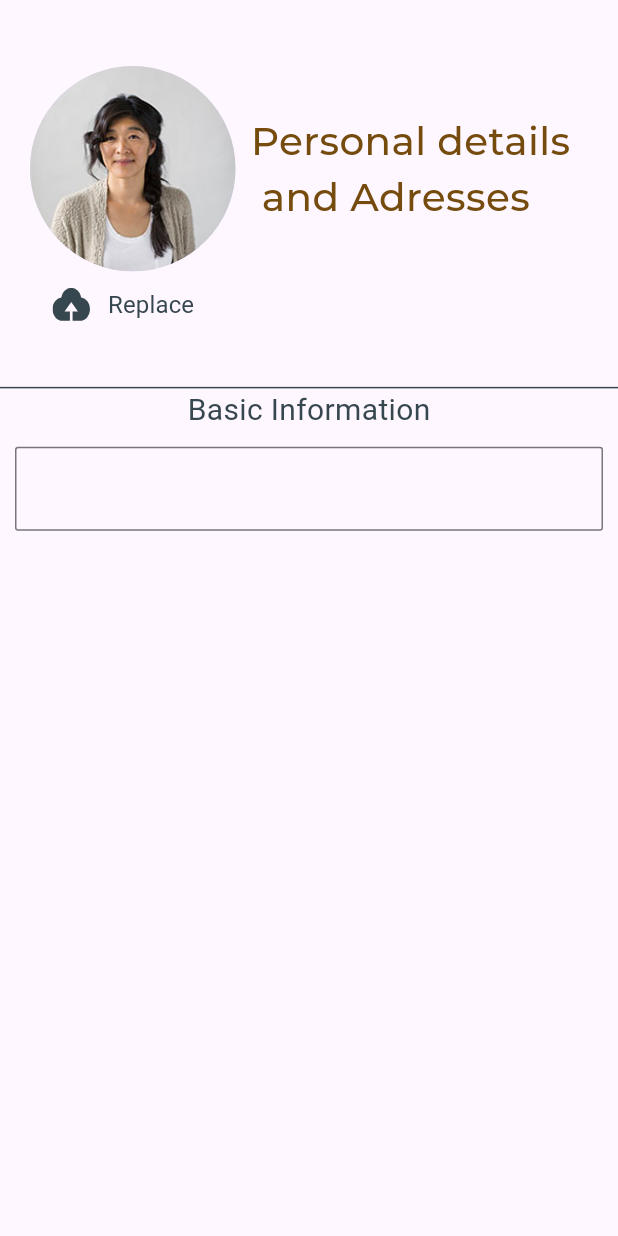
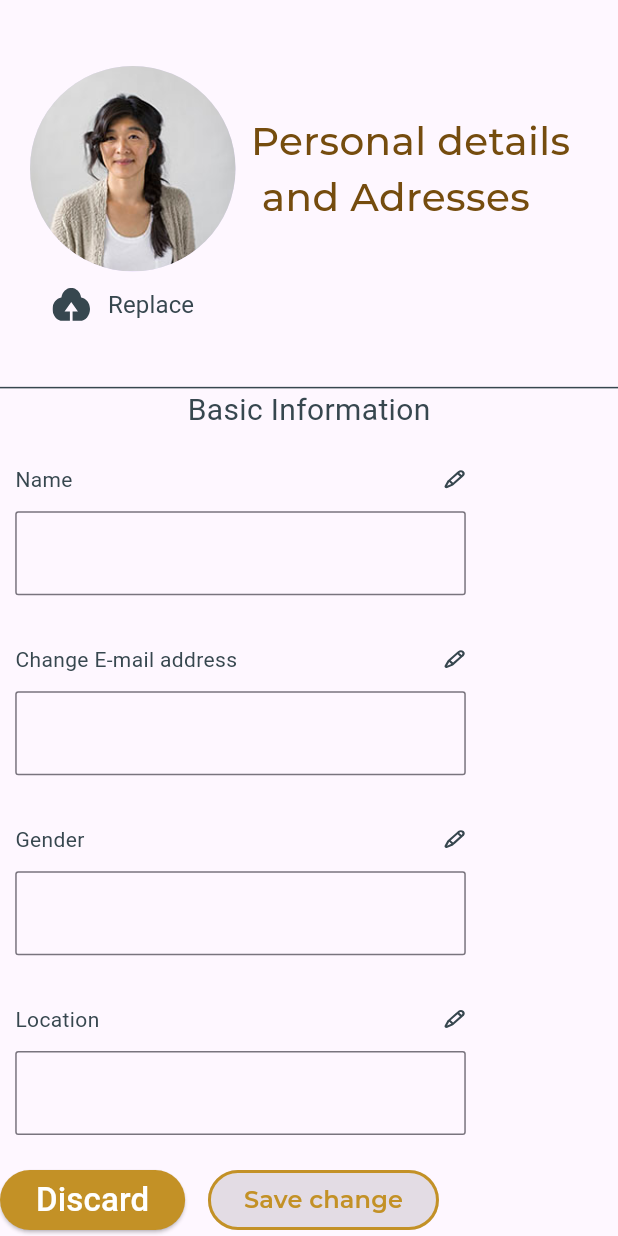
Before and after one commit to yousefali55/Awad, a Flutter app: the screen it shows after launch, after a tap on an icon or button, on a phone screen of 412 x 824 dp. Run offline on Flutter 3.47's test engine with Material 3 defaults, Android fonts, the phone set to English and light mode, and no system bars; our stand-ins replace flutter_screenutil, flutter_svg, google_fonts; Roboto replaces fonts that are missing (Cairo, Changa).

Commit message:
project Done

```diff
--- /dev/null
+++ b/lib/multible_widgets/two_buttons_in_two_screens.dart
@@ -0,0 +1,55 @@
+import 'package:awadproject/spacing/spacing.dart';
+import 'package:awadproject/theming/colors_manager.dart';
+import 'package:flutter/material.dart';
+import 'package:google_fonts/google_fonts.dart';
+
+class TwoButtonsInTwoScreens extends StatelessWidget {
+  final void Function()? onPressedDiscared;
+  final void Function()? onPressedSaved;
+  const TwoButtonsInTwoScreens({
+    super.key, this.onPressedDiscared, this.onPressedSaved,
+  });
+
+  @override
+  Widget build(BuildContext context) {
+    return Row(
+      children: [
+        ElevatedButton(
+          style: ElevatedButton.styleFrom(
+            backgroundColor: ColorsManager.brown,
+          ),
+          onPressed: onPressedDiscared,
+          child: Text(
+            'Discard',
+            style: GoogleFonts.cairo(
+              fontSize: 22,
+              fontWeight: FontWeight.w500,
+              color: ColorsManager.white,
+            ),
+          ),
+        ),
+        widthSpace(30),
+        ElevatedButton(
+          style: ElevatedButton.styleFrom(
+            shape: RoundedRectangleBorder(
+              side: const BorderSide(
+                width: 2,
+                color: ColorsManager.brown
+              ),
+              borderRadius: BorderRadius.circular(60)
+            ),
+          ),
+          onPressed: onPressedSaved,
+          child: Text(
+            'Save change',
+            style: GoogleFonts.montserrat(
+              color: ColorsManager.brown,
+              fontSize: 16,
+              fontWeight: FontWeight.w600,
+            ),
+          ),
+        )
+      ],
+    );
+  }
+}
--- a/lib/theming/colors_manager.dart
+++ b/lib/theming/colors_manager.dart
@@ -5,4 +5,5 @@ class ColorsManager{
   static const Color darkBrown = Color(0xFF754C0E);
   static const Color offWhite = Color(0xFFBDBDBD);
   static const Color navyBlue = Color(0xFF37474F);
+  static const Color white = Color(0xFFFFFFFF);
 }
--- a/lib/views/personal_register/personal_register.dart
+++ b/lib/views/personal_register/personal_register.dart
@@ -1,13 +1,31 @@
-import 'package:awadproject/spacing/spacing.dart';
-import 'package:awadproject/theming/colors_manager.dart';
-import 'package:awadproject/views/personal_register/widgets/custon_text_form_field.dart';
+// ignore_for_file: public_member_api_docs, sort_constructors_first
+import 'package:awadproject/multible_widgets/two_buttons_in_two_screens.dart';
+import 'package:awadproject/views/security/security.dart';
 import 'package:flutter/material.dart';
 import 'package:flutter/widgets.dart';
 import 'package:flutter_svg/flutter_svg.dart';
 import 'package:google_fonts/google_fonts.dart';
 
+import 'package:awadproject/spacing/spacing.dart';
+import 'package:awadproject/theming/colors_manager.dart';
+import 'package:awadproject/views/personal_register/widgets/custon_text_form_field.dart';
+
 class PersonlaRegister extends StatelessWidget {
-  const PersonlaRegister({super.key});
+  List<String> textfields = [
+    'Name',
+    'Change E-mail address',
+    'Gender',
+    'Location',
+    'Phone number',
+    'Nationality',
+    'Birth of date',
+    'Website URL',
+    'Company',
+    'Other Website',
+  ];
+  PersonlaRegister({
+    Key? key,
+  }) : super(key: key);
 
   @override
   Widget build(BuildContext context) {
@@ -42,7 +60,7 @@ class PersonlaRegister extends StatelessWidget {
               ),
             ),
             Padding(
-              padding: EdgeInsets.only(left: 35),
+              padding: const EdgeInsets.only(left: 35),
               child: Row(
                 children: [
                   SvgPicture.asset(
@@ -78,7 +96,25 @@ class PersonlaRegister extends StatelessWidget {
                 fontWeight: FontWeight.w400,
               ),
             ),
-            CustomTextFormField()
+            heightSpace(10),
+            Expanded(
+              child: ListView.builder(
+                itemCount: textfields.length,
+                itemBuilder: (BuildContext context, int index) {
+                  return CustomTextFormField(text: textfields[index]);
+                },
+              ),
+            ),
+            TwoButtonsInTwoScreens(
+              onPressedDiscared: () {
+                Navigator.push(
+                  context,
+                  MaterialPageRoute(
+                    builder: (_) => SecurityScreen(),
+                  ),
+                );
+              },
+            )
           ],
         ),
       ),
--- a/lib/views/personal_register/widgets/custon_text_form_field.dart
+++ b/lib/views/personal_register/widgets/custon_text_form_field.dart
@@ -1,20 +1,46 @@
+import 'package:awadproject/spacing/spacing.dart';
+import 'package:awadproject/theming/colors_manager.dart';
 import 'package:flutter/material.dart';
+import 'package:flutter_screenutil/flutter_screenutil.dart';
+import 'package:flutter_svg/flutter_svg.dart';
+import 'package:google_fonts/google_fonts.dart';
 
 class CustomTextFormField extends StatelessWidget {
-  const CustomTextFormField({super.key});
+  final String text;
+  const CustomTextFormField({super.key, required this.text});
 
   @override
   Widget build(BuildContext context) {
     return Padding(
-      padding: const EdgeInsets.all(10.0),
-      child: TextFormField(
-
-      decoration: InputDecoration(
-        // hintText: ,
-        border: OutlineInputBorder(
-          borderRadius: BorderRadius.circular(2),
-        )
-       ),
+      padding: EdgeInsets.only(
+        left: 20.w,
+        right: 200.w,
+      ),
+      child: Column(
+        children: [
+          Row(
+            mainAxisAlignment: MainAxisAlignment.spaceBetween,
+            children: [
+              Text(
+                text,
+                style: GoogleFonts.changa(
+                  color: ColorsManager.navyBlue,
+                  fontWeight: FontWeight.w400,
+                  fontSize: 14,
+                ),
+              ),
+              SvgPicture.asset('assets/svgs/write.svg'),
+            ],
+          ),
+          heightSpace(5),
+          TextFormField(
+            decoration: InputDecoration(
+                border: OutlineInputBorder(
+              borderRadius: BorderRadius.circular(2),
+            )),
+          ),
+          heightSpace(15),
+        ],
       ),
     );
   }
--- a/lib/views/profile/profile_screen.dart
+++ b/lib/views/profile/profile_screen.dart
@@ -45,7 +45,7 @@ class ProfileScreen extends StatelessWidget {
                   SvgPicture.asset('assets/svgs/narrow_back.svg'),
                   GestureDetector(
                     onTap: (){
-                      Navigator.push(context, MaterialPageRoute(builder: (_) => const PersonlaRegister()),);
+                      Navigator.push(context, MaterialPageRoute(builder: (_) =>  PersonlaRegister()),);
                     },
                     child: Container(
                       height: 48,
```
Also changed, not shown: lib/views/security/security.dart (added, +95 -0 lines), lib/views/security/widgets/card_container.dart (added, +82 -0 lines), assets/images/tour.png (added), assets/svgs/write.svg (added).
